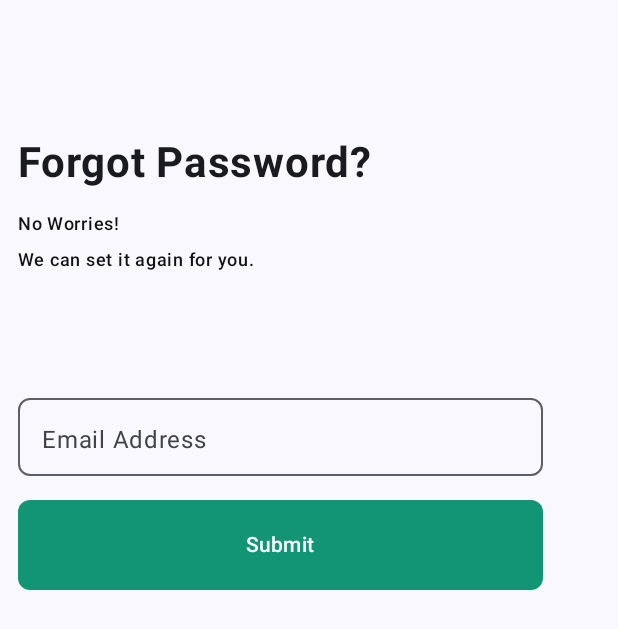
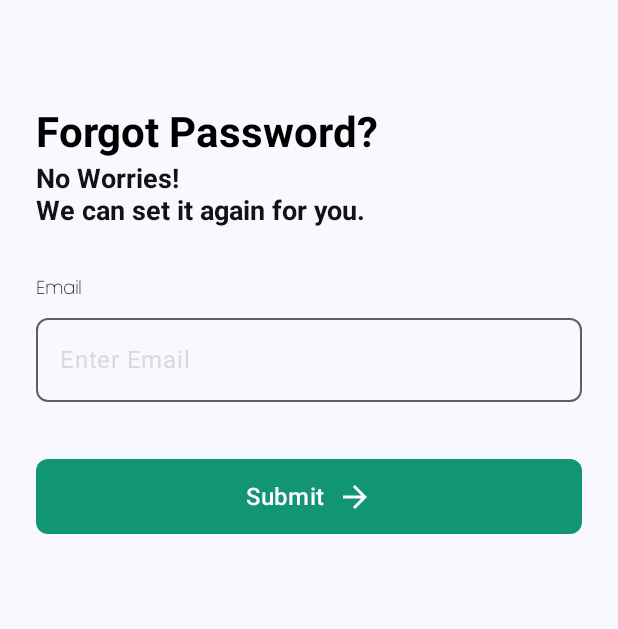
Before and after one commit to clonedSemicolon/TasteCode, an Android app built with Jetpack Compose: the screen it shows after launch (MainActivity), after a tap on "Forgot Password?", on a phone screen of 412 x 824 dp. Shown: the top 629 px of the screen. Run offline under Robolectric (Android 15) with nearby library versions, the phone set to English and light mode, and no system bars.

Commit message:
Fix forgot password design and redirect to home on login.

```diff
--- a/app/src/main/java/com/example/tastecode/ui/components/button/LoginButton.kt
+++ b/app/src/main/java/com/example/tastecode/ui/components/button/LoginButton.kt
@@ -25,6 +25,8 @@ import androidx.compose.ui.platform.LocalContext
 import androidx.compose.ui.text.font.FontWeight
 import androidx.compose.ui.unit.dp
 import androidx.compose.ui.unit.sp
+import androidx.navigation.NavHostController
+import com.example.tastecode.business.route.Screen
 import com.example.tastecode.data.Database
 
 
@@ -32,7 +34,8 @@ import com.example.tastecode.data.Database
 fun LoginButton(
     username: String,
     password: String,
-    text: String
+    text: String,
+    navHostController: NavHostController
 ) {
     val context = LocalContext.current
     var showSuccessDialog by remember { mutableStateOf(false) }
@@ -63,17 +66,8 @@ fun LoginButton(
     ) {
 
         if (showSuccessDialog) {
-            AlertDialog(
-                onDismissRequest = { showSuccessDialog = false },
-                confirmButton = {
-                    TextButton(onClick = { showSuccessDialog = false }) {
-                        Text("OK")
-                    }
-                },
-                title = { Text("Login Successful") },
-                text = { Text("You have logged in successfully!") }
-            )
-        }
+            navHostController.navigate(Screen.HomeScreen.route)
+}
 
         if (showFailureDialog) {
             AlertDialog(
--- a/app/src/main/java/com/example/tastecode/ui/screen/fogotpassword/ForgotPasswordScreen.kt
+++ b/app/src/main/java/com/example/tastecode/ui/screen/fogotpassword/ForgotPasswordScreen.kt
@@ -1,5 +1,7 @@
 package com.example.tastecode.ui.screen.fogotpassword
 
+import UserActionButton
+import androidx.compose.foundation.clickable
 import androidx.compose.foundation.layout.Arrangement
 import androidx.compose.foundation.layout.Column
 import androidx.compose.foundation.layout.Spacer
@@ -14,70 +16,107 @@ import androidx.compose.material3.ButtonDefaults
 import androidx.compose.material3.OutlinedTextField
 import androidx.compose.material3.Text
 import androidx.compose.runtime.Composable
+import androidx.compose.runtime.mutableStateOf
+import androidx.compose.runtime.remember
 import androidx.compose.ui.Alignment
 import androidx.compose.ui.Modifier
 import androidx.compose.ui.graphics.Color
 import androidx.compose.ui.res.stringResource
+import androidx.compose.ui.text.TextStyle
 import androidx.compose.ui.text.font.FontFamily
 import androidx.compose.ui.text.font.FontWeight
+import androidx.compose.ui.text.style.TextAlign
+import androidx.compose.ui.tooling.preview.Preview
 import androidx.compose.ui.unit.dp
 import androidx.compose.ui.unit.sp
 import androidx.navigation.NavHostController
 import com.example.tastecode.R
+import com.example.tastecode.business.route.Screen
+import com.example.tastecode.ui.components.button.LoginButton
 import com.example.tastecode.ui.theme.Poppins
+import fakeNavController
 
 @Composable
 fun ForgotPasswordScreen(navHostController: NavHostController) {
+    var email = remember { mutableStateOf("") }
+
     Column(
         modifier = Modifier
             .fillMaxSize()
-            .padding(12.dp),
-        verticalArrangement = Arrangement.Top,
-        horizontalAlignment = Alignment.Start
+            .padding(24.dp),
+        horizontalAlignment = Alignment.CenterHorizontally
     ) {
-
-        Spacer(modifier = Modifier.height(80.dp))
+        Spacer(modifier = Modifier.height(48.dp))
 
         Text(
-            text = stringResource(id = R.string.forgot_password),
-            fontSize = 28.sp,
-            fontWeight = FontWeight.Bold
-        )
-        Spacer(modifier = Modifier.height(12.dp))
-        Text(
-            text = stringResource(id = R.string.forgot_password_msg),
-            fontWeight = FontWeight.W500,
-            fontSize = 12.sp,
-            color = Color(0xFF121212),
+            text = "Forgot Password?",
+            style = TextStyle(
+                fontWeight = FontWeight.Bold,
+                fontSize = 28.sp,
+                color = Color.Black,
+            ),
+            modifier = Modifier.align(Alignment.Start)
         )
 
+        Spacer(modifier = Modifier.height(4.dp))
 
-        Spacer(modifier = Modifier.height(72.dp))
+        Text(
+            text = "No Worries!",
+            style = TextStyle(
+                fontSize = 18.sp,
+                color = Color(0xff121212),
+                fontWeight = FontWeight.Bold,
+            ),
+            modifier = Modifier.align(Alignment.Start)
+        )
+
+        Text(
+            text = "We can set it again for you.",
+            style = TextStyle(
+                fontSize = 18.sp,
+                color = Color(0xff121212),
+                fontWeight = FontWeight.Bold,
+            ),
+            modifier = Modifier.align(Alignment.Start)
+        )
+
+        Spacer(modifier = Modifier.height(32.dp))
 
 
+        Text(
+            text = "Email",
+            style = TextStyle(
+                fontSize = 12.sp,
+                color = Color(0xFF121212),
+                fontWeight = FontWeight.Bold,
+                fontFamily = Poppins
+            ),
+            modifier = Modifier.align(Alignment.Start)
+        )
+
         OutlinedTextField(
-            value = "",
-            onValueChange = {},
-            label = { Text(text = "Email Address") },
+            value = email.value,
+            onValueChange = { email.value = it },
+            label = {
+                Text("Enter Email",
+                    color = Color(0xffD9D9D9),
+                ) },
             modifier = Modifier
-                .width(350.dp)
-                .height(60.dp),
+                .fillMaxWidth()
+                .padding(vertical = 4.dp),
             shape = RoundedCornerShape(8.dp)
         )
 
+        Spacer(modifier = Modifier.height(18.dp))
+
         Spacer(modifier = Modifier.height(16.dp))
 
-        Button(
-            onClick = { },
-            colors = ButtonDefaults.buttonColors(containerColor = Color(0xFF129575)),
-            shape = RoundedCornerShape(8.dp),
-            modifier = Modifier
-                .width(350.dp)
-                .height(60.dp)
-        ) {
-            Text(text = "Submit")
-        }
-
-
+        UserActionButton(text = "Submit")
     }
 }
+
+@Preview(showBackground = true)
+@Composable
+fun ForgotPasswordPreview() {
+    ForgotPasswordScreen(navHostController = fakeNavController())
+}
--- a/app/src/main/java/com/example/tastecode/ui/screen/login/LoginScreen.kt
+++ b/app/src/main/java/com/example/tastecode/ui/screen/login/LoginScreen.kt
@@ -137,7 +137,7 @@ fun LoginScreen(navHostController: NavHostController) {
 
         Spacer(modifier = Modifier.height(16.dp))
 
-        LoginButton(username = email.value, password = password.value, text = stringResource(id = R.string.login))
+        LoginButton(username = email.value, password = password.value, text = stringResource(id = R.string.login), navHostController)
 
         Spacer(modifier = Modifier.height(24.dp))
 
```
